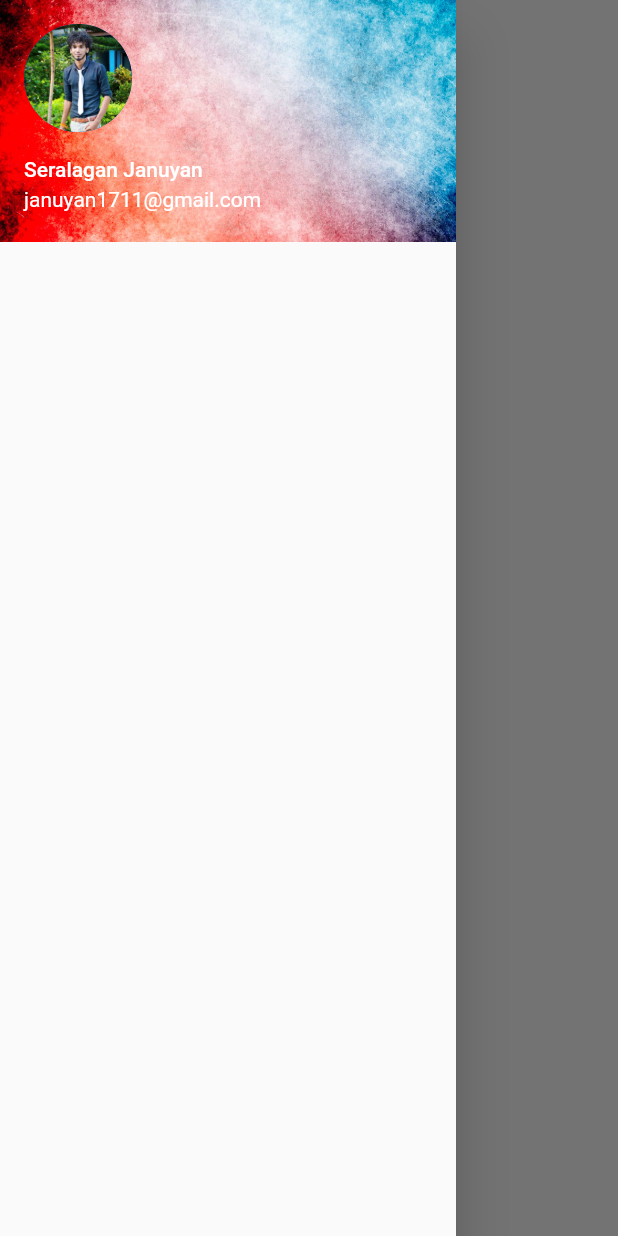
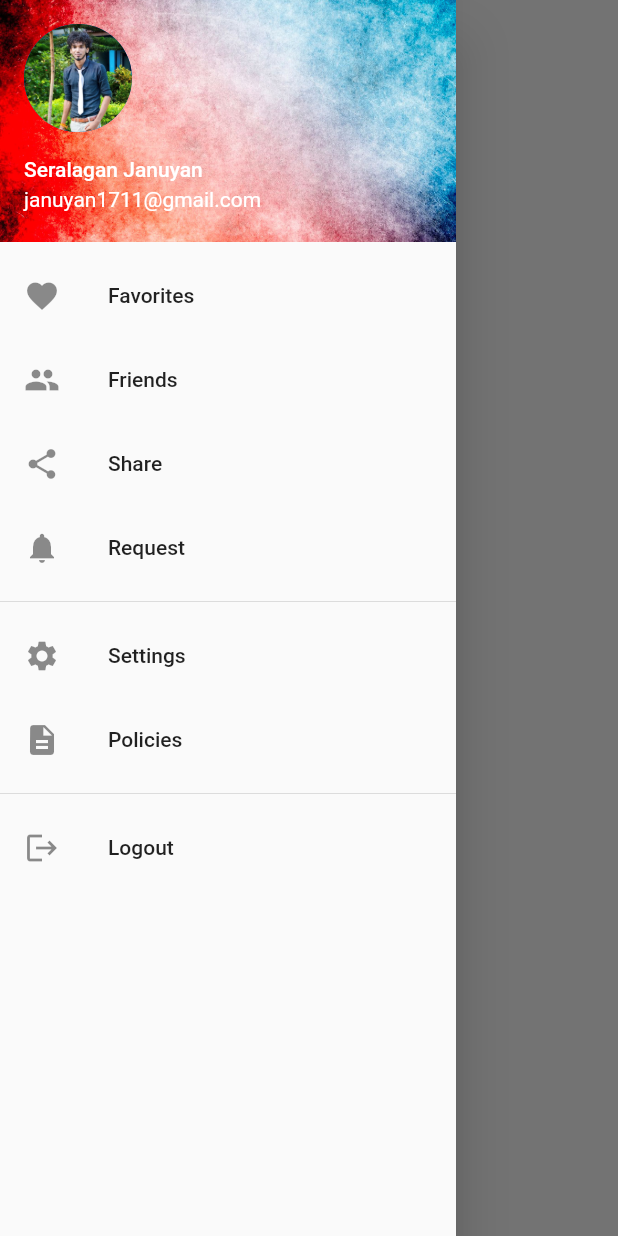
Before and after one commit to Januyan17/firstapp, a Flutter app: the screen it shows after launch, with the side drawer open, on a phone screen of 412 x 824 dp. Run offline on Flutter 3.47's test engine with Material 2 defaults, Android fonts, the phone set to English and light mode, and no system bars.

Commit message:
navigation bar complete

```diff
--- a/lib/Sidebar/navbar.dart
+++ b/lib/Sidebar/navbar.dart
@@ -10,7 +10,8 @@ class NavBar extends StatefulWidget {
 class _NavState extends State<NavBar> {
   @override
   Widget build(BuildContext context) {
-    return Drawer(
+    return Container(
+      child: Drawer(
         child: ListView(
           padding: EdgeInsets.zero,
           children: [
@@ -31,16 +32,46 @@ class _NavState extends State<NavBar> {
                   color: Colors.blue,
                   image: DecorationImage(
                       image: AssetImage("assets/bg.jpg"), fit: BoxFit.cover)),
-          )
-
-          // ListTile (
-
-          //   leading: Icon(Icons.favorite),
-          //   title:Text('Favorites') ,
-          //   onTap: () => null,
-
-          // ),
+            ),
+            ListTile(
+              leading: Icon(Icons.favorite),
+              title: Text('Favorites'),
+              onTap: () => null,
+            ),
+            ListTile(
+              leading: Icon(Icons.people),
+              title: Text('Friends'),
+              onTap: () => null,
+            ),
+            ListTile(
+              leading: Icon(Icons.share),
+              title: Text('Share'),
+              onTap: () => null,
+            ),
+            ListTile(
+              leading: Icon(Icons.notifications),
+              title: Text('Request'),
+              onTap: () => null,
+            ),
+            Divider(),
+            ListTile(
+              leading: Icon(Icons.settings),
+              title: Text('Settings'),
+              onTap: () => null,
+            ),
+            ListTile(
+              leading: Icon(Icons.description),
+              title: Text('Policies'),
+              onTap: () => null,
+            ),
+            Divider(),
+            ListTile(
+              leading: Icon(Icons.logout),
+              title: Text('Logout'),
+              onTap: () => null,
+            ),
           ],
+        ),
       ),
     );
   }
```
Lines whose indentation alone changed are shown as unchanged.
